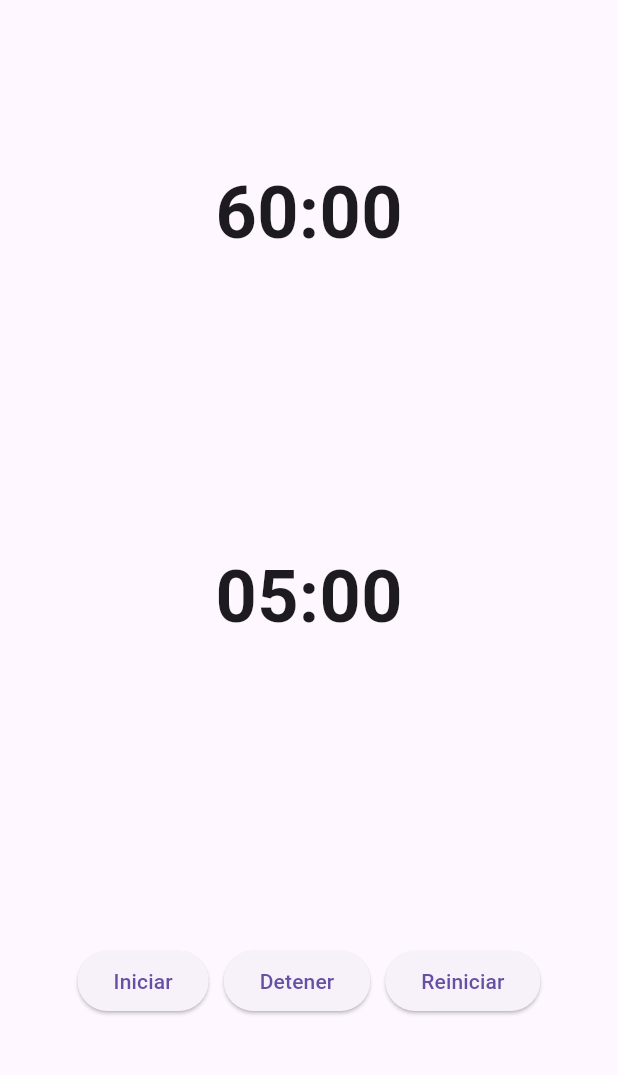
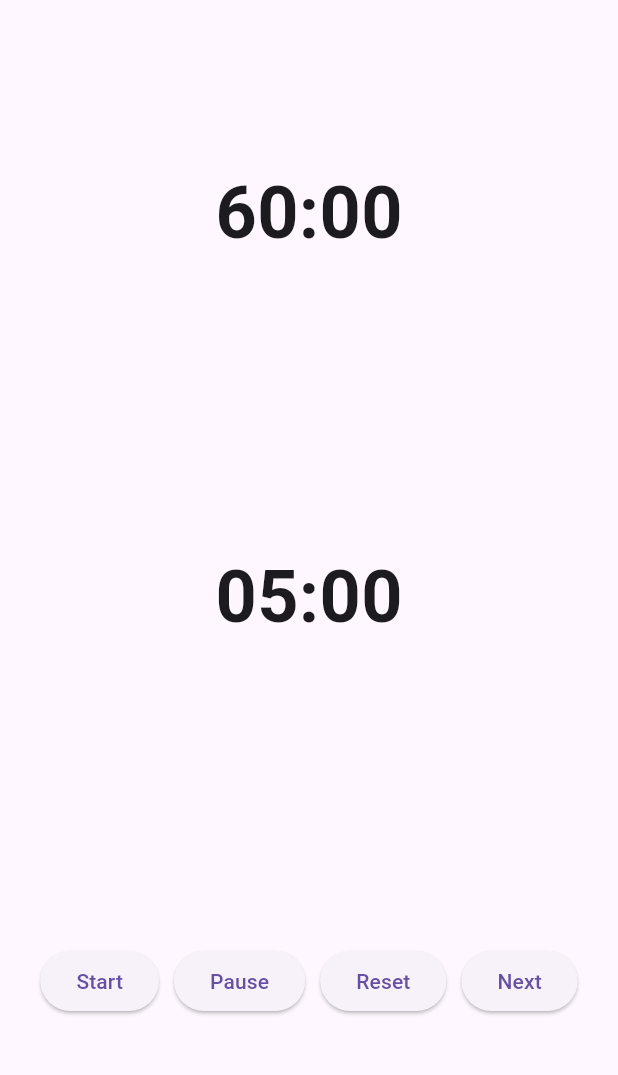
Before and after one commit to Schrei01/tf_assistant_app, a Flutter app: the screen it shows after launch, on a phone screen of 412 x 824 dp, the part 63-1138 px from its top. Run offline on Flutter 3.47's test engine with Material 3 defaults, Android fonts, the light colour scheme and no system bars.

Commit message:
Boton de siguiente jugador (Sólo reinicia el tiempo del turno)

```diff
--- a/lib/botones_control.dart
+++ b/lib/botones_control.dart
@@ -20,17 +20,22 @@ class BotonesControl extends StatelessWidget {
         ElevatedButton(onPressed:  () {
           controllerGame.start();
           controllerTurn.start();
-          }, child: const Text('Iniciar')),
+          }, child: const Text('Start')),
             const SizedBox(width: 10),
         ElevatedButton(onPressed:  () {
           controllerGame.pause();
           controllerTurn.pause();
-          }, child: const Text('Detener')),
+          }, child: const Text('Pause')),
             const SizedBox(width: 10),
         ElevatedButton(onPressed:  () {
           controllerGame.reset();
           controllerTurn.reset();
-          }, child: const Text('Reiniciar')),
+          }, child: const Text('Reset')),
+            const SizedBox(width: 10),
+        ElevatedButton(onPressed:  () {
+          controllerGame.pause();
+          controllerTurn.reset();
+          }, child: const Text('Next')),
       ],
     );
   }
```
Also changed, not shown: 1 other file.
